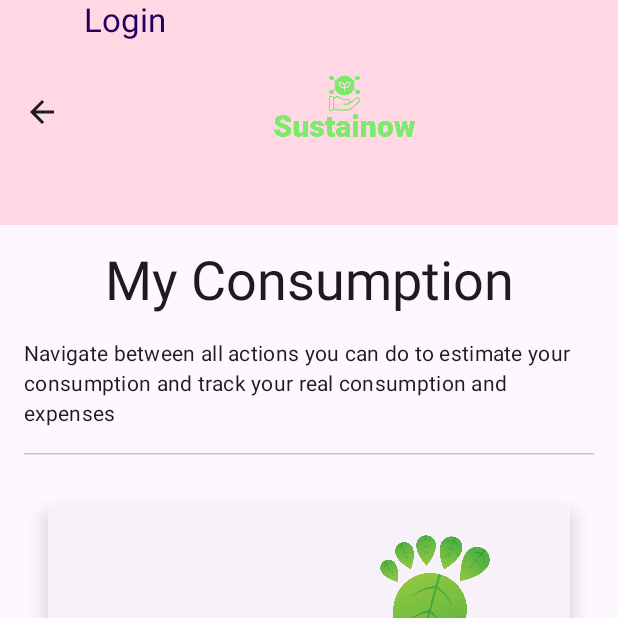
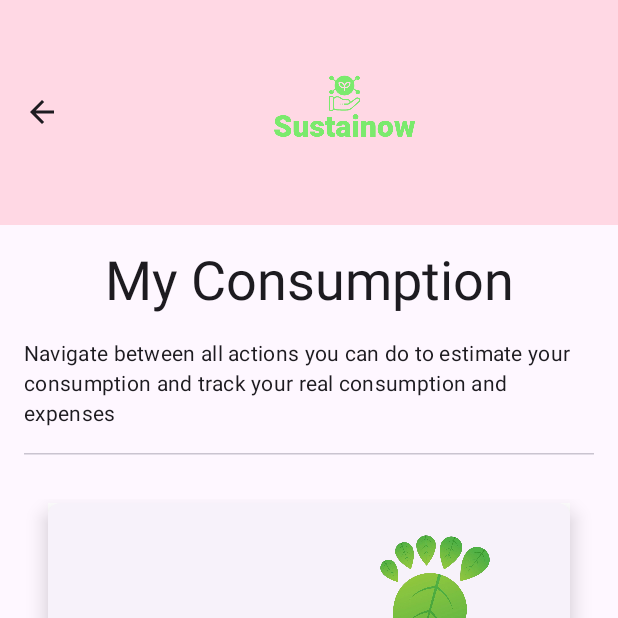
Before and after one commit to Joao-Pedro-P-Holanda/sustainow, an Android app built with Jetpack Compose: the ConsumptionMainScreen screen opened through its navigation route, on a phone screen of 412 x 824 dp, the top half of it. Run offline under Robolectric (Android 15) with nearby library versions, the phone set to English and light mode, and no system bars; our stand-ins replace Dagger/Hilt's generated code; libraries missing offline, so code that uses them is left out: io.github.jan.supabase.

Commit message:
chore: adding strings carbon_footprint, water_saving, energy_saving, reduce opacity of image, image's

```diff
--- a/app/src/main/java/io/github/sustainow/MainActivity.kt
+++ b/app/src/main/java/io/github/sustainow/MainActivity.kt
@@ -168,7 +168,7 @@ class MainActivity : ComponentActivity() {
                             TopAppBar(
                                 title = {
                                     Text(
-                                        text = context.getString(R.string.login_email_button_text),
+                                        text = "",
                                         color = MaterialTheme.colorScheme.onPrimaryContainer,
                                     )
                                     val logoResource = painterResource(id = R.drawable.sustainow_logo_transparent)
--- a/app/src/main/java/io/github/sustainow/domain/model/LabeledImage.kt
+++ b/app/src/main/java/io/github/sustainow/domain/model/LabeledImage.kt
@@ -1,7 +1,9 @@
 package io.github.sustainow.domain.model
 
+import android.graphics.Bitmap
+
 data class LabeledImage (
-    val image: Int,
+    val image: Bitmap,
     val label: String,
     val supportingText: String,
 )
--- a/app/src/main/java/io/github/sustainow/presentation/ui/HomeScreen.kt
+++ b/app/src/main/java/io/github/sustainow/presentation/ui/HomeScreen.kt
@@ -1,14 +1,19 @@
 package io.github.sustainow.presentation.ui
 
+import android.content.Context
+import android.graphics.Bitmap
+import android.graphics.BitmapFactory
 import android.util.Log
 import androidx.compose.foundation.Image
 import androidx.compose.foundation.layout.Arrangement
+import androidx.compose.foundation.layout.Box
 import androidx.compose.foundation.layout.Column
 import androidx.compose.foundation.layout.PaddingValues
 import androidx.compose.foundation.layout.fillMaxSize
 import androidx.compose.foundation.layout.height
 import androidx.compose.foundation.layout.padding
 import androidx.compose.foundation.layout.width
+import androidx.compose.foundation.shape.RoundedCornerShape
 import androidx.compose.material3.Button
 import androidx.compose.material3.ExperimentalMaterial3Api
 import androidx.compose.material3.MaterialTheme
@@ -16,21 +21,26 @@ import androidx.compose.material3.Text
 import androidx.compose.runtime.Composable
 import androidx.compose.ui.Alignment
 import androidx.compose.ui.Modifier
+import androidx.compose.ui.draw.clip
+import androidx.compose.ui.unit.dp
 import io.github.sustainow.domain.model.UserState
 import io.github.sustainow.presentation.ui.components.LoadingModal
 import io.github.sustainow.presentation.viewmodel.HomeViewModel
 import androidx.compose.material3.carousel.rememberCarouselState
 import androidx.compose.material3.carousel.HorizontalMultiBrowseCarousel
+import androidx.compose.runtime.DisposableEffect
+import androidx.compose.runtime.remember
+import androidx.compose.ui.graphics.asImageBitmap
+import androidx.compose.ui.graphics.graphicsLayer
 import androidx.compose.ui.layout.ContentScale
-import androidx.compose.ui.res.painterResource
-import androidx.compose.ui.unit.dp
+import androidx.compose.ui.platform.LocalContext
+import androidx.compose.ui.res.stringResource
+import androidx.compose.ui.text.style.TextAlign
 import io.github.sustainow.R
 import io.github.sustainow.domain.model.LabeledImage
+import androidx.compose.ui.graphics.painter.BitmapPainter
+import androidx.compose.ui.viewinterop.AndroidView
 
-/*
-* HomeScreen is the main screen of the application.
-* TODO: remove logout button when the scope is finished
- */
 @OptIn(ExperimentalMaterial3Api::class)
 @Composable
 fun HomeScreen(
@@ -40,10 +50,24 @@ fun HomeScreen(
     modifier: Modifier = Modifier,
 ) {
 
+    val context = LocalContext.current
+
     val items = listOf(
-        LabeledImage(R.drawable.pegadacarbono, "Pegada Carbono", "Pegada Carbono"),
-        LabeledImage(R.drawable.economiaagua, "Economia de água", "Economia de água"),
-        LabeledImage(R.drawable.economiaenergia, "Economia de energia", "Economia de energia"),
+        LabeledImage(
+            image = loadBitmapFromResource(context, R.drawable.pegadacarbono),
+            label = stringResource(R.string.carbon_footprint),
+            supportingText = stringResource(R.string.carbon_footprint)
+        ),
+        LabeledImage(
+            image = loadBitmapFromResource(context, R.drawable.economiaagua),
+            label = stringResource(R.string.water_saving),
+            supportingText = stringResource(R.string.water_saving)
+        ),
+        LabeledImage(
+            image = loadBitmapFromResource(context, R.drawable.economiaenergia),
+            label = stringResource(R.string.energy_saving),
+            supportingText = stringResource(R.string.energy_saving)
+        ),
     )
 
     Log.i("HomeScreen", "UserState: $userState")
@@ -65,36 +89,44 @@ fun HomeScreen(
                 }
                 HorizontalMultiBrowseCarousel(
                     state = rememberCarouselState { items.count() },
-                    modifier = Modifier.width(412.dp).height(300.dp), // Ajuste para acomodar os textos
-                    preferredItemWidth = 412.dp, // Largura suficiente para mostrar apenas um item por vez
-                    itemSpacing = 0.dp, // Remover o espaçamento
-                    contentPadding = PaddingValues(horizontal = 0.dp)
+                    modifier = Modifier.width(350.dp).height(250.dp), // Reduzido o tamanho do carousel
+                    preferredItemWidth = 350.dp,
+                    itemSpacing = 16.dp, // Aumentado o espaçamento entre os itens
+                    contentPadding = PaddingValues(horizontal = 16.dp) // Aumentado o espaçamento horizontal
                 ) { i ->
                     val item = items[i]
+                    Box(
+                        modifier = Modifier
+                            .height(180.dp)
+                            .width(350.dp)
+                            .clip(RoundedCornerShape(16.dp)) // Arredonda as bordas
+                    ) {
+                        // Imagem de fundo
+                        Image(
+                            painter = BitmapPainter(item.image.asImageBitmap()),
+                            contentDescription = item.label,
+                            contentScale = ContentScale.Crop,
+                            modifier = Modifier.fillMaxSize().graphicsLayer(alpha = 0.5f), // Define a opacidade da imagem
+                        )
+                        // Textos sobrepostos na parte inferior
                         Column(
-                        horizontalAlignment = Alignment.CenterHorizontally,
-                        verticalArrangement = Arrangement.Center,
+                            modifier = Modifier
+                                .fillMaxSize()
+                                .padding(16.dp),
+                            verticalArrangement = Arrangement.Bottom,
+                            horizontalAlignment = Alignment.Start
                         ) {
-                        // Exibir o título (label)
                             Text(
                                 text = item.label,
                                 style = MaterialTheme.typography.headlineSmall,
                                 modifier = Modifier.padding(bottom = 4.dp)
                             )
-                        // Exibir o subtítulo (supportingText)
                             Text(
                                 text = item.supportingText,
-                            style = MaterialTheme.typography.bodyMedium,
-                            modifier = Modifier.padding(bottom = 8.dp)
-                        )
-                        // Exibir a imagem
-                        Image(
-                            modifier = Modifier
-                                .height(205.dp)
-                                .maskClip(MaterialTheme.shapes.extraLarge),
-                            painter = painterResource(id = item.image),
-                            contentDescription = item.label,
-                            contentScale = ContentScale.Crop
+                                style = MaterialTheme.typography.bodyMedium.copy(
+                                    color = MaterialTheme.colorScheme.onSurface.copy(alpha = 0.6f) // Reduz opacidade
+                                ),
+                                textAlign = TextAlign.Start
                             )
                         }
                     }
@@ -102,3 +134,35 @@ fun HomeScreen(
             }
         }
     }
+}
+
+/*@Composable
+fun VideoPlayer(videoUrl: String, modifier: Modifier = Modifier) {
+    val context = LocalContext.current
+    val exoPlayer = remember {
+        ExoPlayer.Builder(context).build().apply {
+            setMediaItem(MediaItem.fromUri(videoUrl))
+            prepare()
+        }
+    }
+
+    DisposableEffect(exoPlayer) {
+        onDispose {
+            exoPlayer.release()
+        }
+    }
+
+    AndroidView(
+        factory = { AndroidViewContext ->
+            PlayerView(AndroidViewContext).apply {
+                player = exoPlayer
+            }
+        },
+        modifier = modifier
+    )
+}*/
+
+
+fun loadBitmapFromResource(context: Context, resId: Int): Bitmap {
+    return BitmapFactory.decodeResource(context.resources, resId)
+}
--- a/app/src/main/res/values/strings.xml
+++ b/app/src/main/res/values/strings.xml
@@ -43,4 +43,7 @@
     <string name="consumption_navigate_carbon_description">Meauser your estimate carbon footprint to see how your everyday actions have influence on the planet</string>
     <string name="consumption_navigate_energy_description">Tell us about your electrical equipments and renewable energy sources in your house and we will estimate your monthly expense, that you can compare with you energy bill every month</string>
     <string name="consumption_navigate_water_description">Tell us about you water usage habits and we will make an estimate of how much m3 you use every month, you can also compare the estimate with your real usage</string>
+    <string name="carbon_footprint">Carbon footprint</string>
+    <string name="water_saving">Water saving</string>
+    <string name="energy_saving">Energy saving</string>
 </resources>
```
Also changed, not shown: 2 other files. Lines whose indentation alone changed are shown as unchanged.
